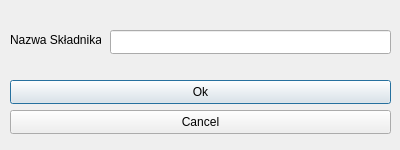
Qt form removeingredients.ui (Akacz47/Intelligent-pantry) before a commit.
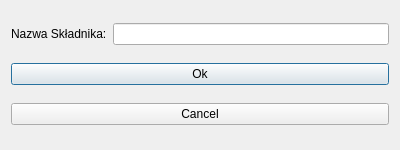
The same form after that commit.

```diff
--- a/removeingredients.ui
+++ b/removeingredients.ui
@@ -13,55 +13,32 @@
   <property name="windowTitle">
    <string>Dialog</string>
   </property>
-  <widget class="QLineEdit" name="ingrNameLineEdit">
-   <property name="geometry">
-    <rect>
-     <x>110</x>
-     <y>30</y>
-     <width>281</width>
-     <height>24</height>
-    </rect>
-   </property>
-  </widget>
+  <layout class="QGridLayout" name="gridLayout">
+   <item row="0" column="0">
   <widget class="QLabel" name="label">
-   <property name="geometry">
-    <rect>
-     <x>10</x>
-     <y>30</y>
-     <width>91</width>
-     <height>20</height>
-    </rect>
-   </property>
    <property name="text">
     <string>Nazwa Składnika:</string>
    </property>
   </widget>
+   </item>
+   <item row="0" column="1">
+    <widget class="QLineEdit" name="ingrNameLineEdit"/>
+   </item>
+   <item row="1" column="0" colspan="2">
   <widget class="QPushButton" name="okButton">
-   <property name="geometry">
-    <rect>
-     <x>10</x>
-     <y>80</y>
-     <width>381</width>
-     <height>24</height>
-    </rect>
-   </property>
    <property name="text">
     <string>Ok</string>
    </property>
   </widget>
+   </item>
+   <item row="2" column="0" colspan="2">
   <widget class="QPushButton" name="cancelButton">
-   <property name="geometry">
-    <rect>
-     <x>10</x>
-     <y>110</y>
-     <width>381</width>
-     <height>24</height>
-    </rect>
-   </property>
    <property name="text">
     <string>Cancel</string>
    </property>
   </widget>
+   </item>
+  </layout>
  </widget>
  <resources/>
  <connections/>
```
Lines whose indentation alone changed are shown as unchanged.
